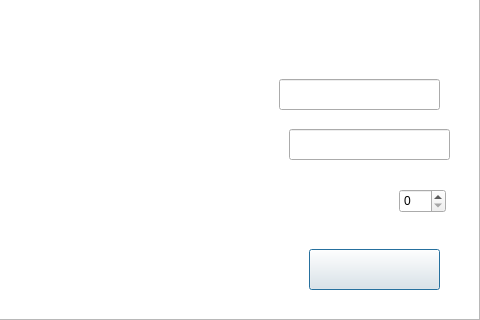
Old version of the form data_base.ui in the repository jandresm618/Chicken-Attack; both pictures show x 241 to 721 and y 81 to 401 of the 721 by 401 pixel window.
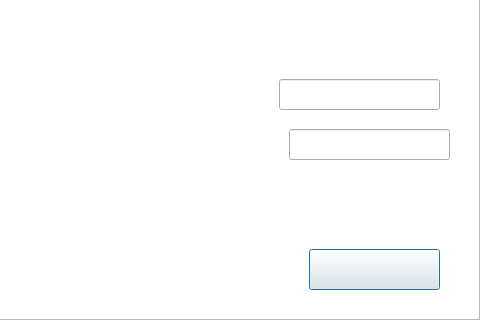
New version of the form. Icons and pictures are not drawn.

Patch:
```diff
--- a/data_base.ui
+++ b/data_base.ui
@@ -78,16 +78,6 @@
     </rect>
    </property>
   </widget>
-  <widget class="QSpinBox" name="spinBox">
-   <property name="geometry">
-    <rect>
-     <x>640</x>
-     <y>270</y>
-     <width>47</width>
-     <height>24</height>
-    </rect>
-   </property>
-  </widget>
   <widget class="QPushButton" name="pushButton">
    <property name="geometry">
     <rect>
```
Left out of the diff: 16 changed lines with no effect on the pictures.
